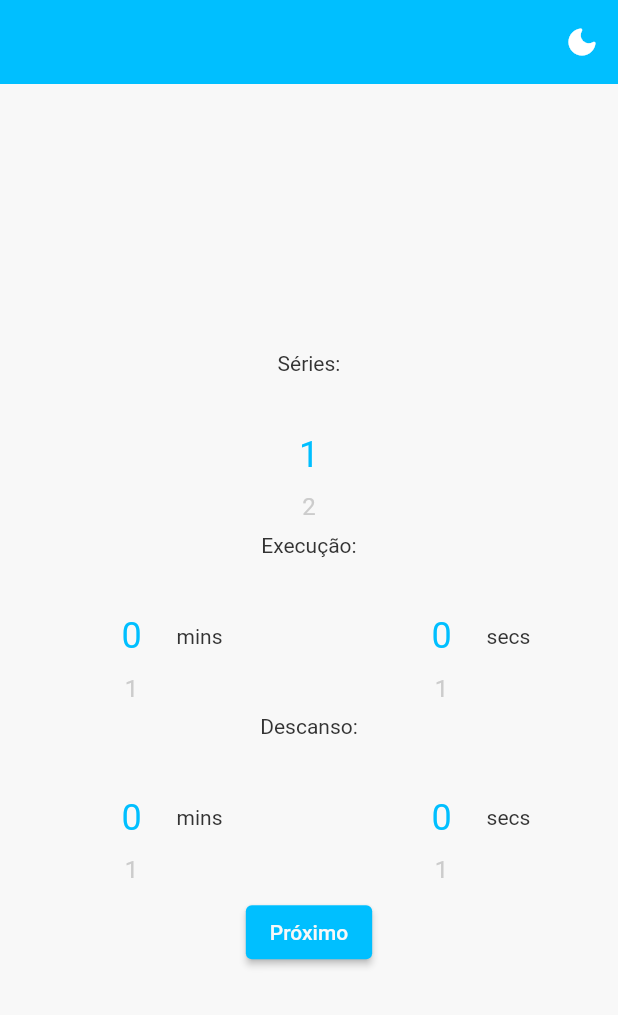
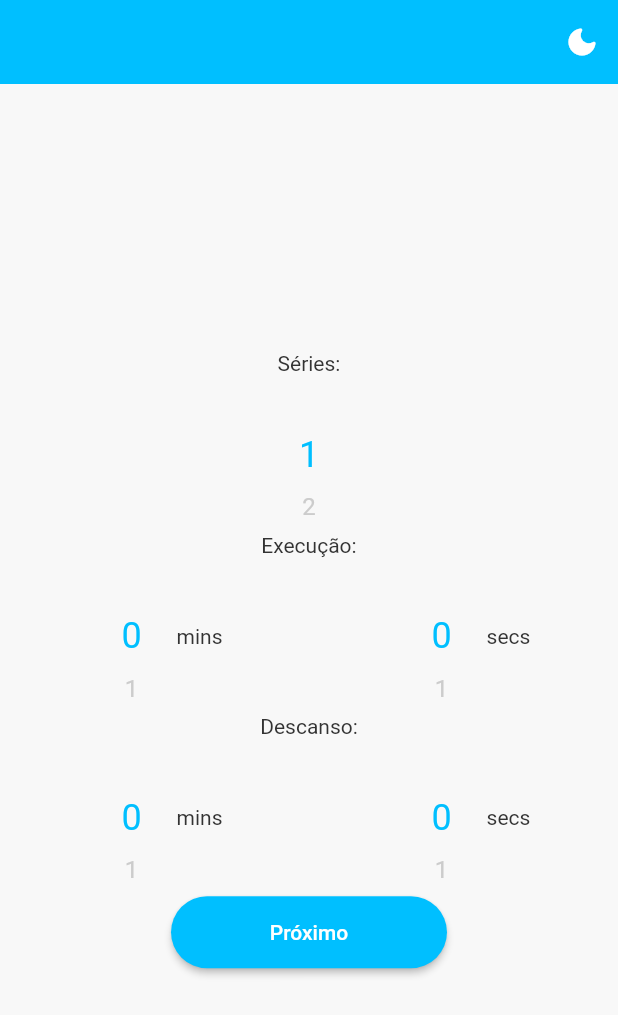
Before and after one commit to CiroDom/training_timer, a Flutter app: the screen it shows after launch, on a phone screen of 412 x 824 dp. Shown: the top 1015 px of the screen. Run offline on Flutter 3.47's test engine with Material 2 defaults, Android fonts, the phone set to English and light mode, and no system bars; drawn by our look-alikes of numberpicker; our stand-ins replace audioplayers; Roboto replaces fonts that are missing (Nunito).

Commit message:
atualização do estilo dos botões

```diff
--- /dev/null
+++ b/lib/ui/components/next_step_button.dart
@@ -0,0 +1,19 @@
+import 'package:flutter/material.dart';
+
+class NextStepButton extends StatelessWidget {
+  const NextStepButton({super.key, required this.text, required this.onPressed});
+
+  final String text;
+  final VoidCallback? onPressed;
+
+  @override
+  Widget build(BuildContext context) {
+    return SizedBox(
+      width: 184.0,
+      height: 48.0,
+      child: ElevatedButton(
+          onPressed: onPressed,
+          child: Text(text)),
+    );
+  }
+}
--- a/lib/ui/res/our_colors.dart
+++ b/lib/ui/res/our_colors.dart
@@ -3,14 +3,14 @@ import 'package:flutter/material.dart';
 class OurColors {
   static const backgroundL = Color(0xffF8F8F8);
   static const secondBackgroundL = Color(0xffCCCCCC);
-  static const pickerL = Color(0xff00BFFF);
+  static const pickerAndButtonsL = Color(0xff00BFFF);
   static const textsL = Color(0xff333333);
   static const continueingActionL = Color(0xff00FF00);
   static const stoppingActionL = Color(0xffFF0000);
 
   static const backgroundD = Color(0xff333333);
   static const secondBackgroundD = Color(0xff1E1E1E);
-  static const pickerD = Color(0xff0277BD);
+  static const pickerAndButtonsD = Color(0xff0277BD);
   static const textsD = Color(0xffF8F8F8);
   static const continueingActionD = Color(0xff008000);
   static const stoppingActionD = Color(0xffB22222);
--- a/lib/ui/res/our_styles.dart
+++ b/lib/ui/res/our_styles.dart
@@ -9,7 +9,9 @@ class OurStyles {
     fontFamily: _fontFamily,
   );
   static const pickerMainLight = TextStyle(
-      color: OurColors.pickerL, fontWeight: FontWeight.w400, fontSize: 24);
+      color: OurColors.pickerAndButtonsL,
+      fontWeight: FontWeight.w400,
+      fontSize: 24);
   static const pickerSmallLight = TextStyle(
       color: OurColors.secondBackgroundL,
       fontWeight: FontWeight.w400,
@@ -21,7 +23,9 @@ class OurStyles {
     fontFamily: _fontFamily,
   );
   static const pickerMainDark = TextStyle(
-      color: OurColors.pickerD, fontWeight: FontWeight.w400, fontSize: 24);
+      color: OurColors.pickerAndButtonsD,
+      fontWeight: FontWeight.w400,
+      fontSize: 24);
   static const pickerSmallDark = TextStyle(
       color: OurColors.secondBackgroundD,
       fontWeight: FontWeight.w400,
--- a/lib/ui/res/our_themes.dart
+++ b/lib/ui/res/our_themes.dart
@@ -5,17 +5,18 @@ class OurThemes {
   static final light = ThemeData(
       brightness: Brightness.light,
       scaffoldBackgroundColor: OurColors.backgroundL,
-      appBarTheme: const AppBarTheme(backgroundColor: OurColors.pickerL),
+      appBarTheme: const AppBarTheme(backgroundColor: OurColors.pickerAndButtonsL),
       textTheme: const TextTheme(
           bodyMedium: TextStyle(
         color: OurColors.textsL,
       )),
       elevatedButtonTheme: ElevatedButtonThemeData(
-          style: ButtonStyle(
-              backgroundColor:
-                  MaterialStateColor.resolveWith((states) => OurColors.pickerL),
-              foregroundColor: MaterialStateColor.resolveWith(
-                  (states) => OurColors.backgroundL))));
+        style: ElevatedButton.styleFrom(
+          shape: RoundedRectangleBorder(borderRadius: BorderRadius.circular(50)),
+          backgroundColor: OurColors.pickerAndButtonsL
+        )
+      )
+  );
 
   static final dark = ThemeData(
       brightness: Brightness.dark,
@@ -24,13 +25,14 @@ class OurThemes {
           const AppBarTheme(backgroundColor: OurColors.secondBackgroundD),
       textTheme: const TextTheme(
         bodyLarge: TextStyle(
-          color: OurColors.pickerD,
+          color: OurColors.pickerAndButtonsD,
         ),
       ),
       elevatedButtonTheme: ElevatedButtonThemeData(
-          style: ButtonStyle(
-              backgroundColor:
-                  MaterialStateColor.resolveWith((states) => OurColors.pickerD),
-              foregroundColor: MaterialStateColor.resolveWith(
-                  (states) => OurColors.textsD))));
+        style: ElevatedButton.styleFrom(
+          shape: RoundedRectangleBorder(borderRadius: BorderRadius.circular(50)),
+          backgroundColor: OurColors.pickerAndButtonsD
+        )
+      )
+  );
 }
--- a/lib/ui/views/initial_view.dart
+++ b/lib/ui/views/initial_view.dart
@@ -2,6 +2,7 @@ import 'package:flutter/material.dart';
 import 'package:provider/provider.dart';
 import 'package:training_timer/core/classes/enum/time_train_picker_infos.dart';
 import 'package:training_timer/core/view_models/vm_initial_view.dart';
+import 'package:training_timer/ui/components/next_step_button.dart';
 import 'package:training_timer/ui/components/our_serie_picker.dart';
 import 'package:training_timer/ui/components/our_timer_pickers.dart';
 import '../provider_models/theme_model.dart';
@@ -43,9 +44,9 @@ class InitialView extends StatelessWidget {
                     timeTrainPickerInfos: TimeTrainPickerInfos.values,
                     getSetterList: viewModel.getSetterList(),
                     getGetterList: viewModel.getGetterList()),
-                ElevatedButton(
-                    onPressed: () => viewModel.goToTimerView(context),
-                    child: const Text('Próximo')),
+                NextStepButton(
+                  text: 'Próximo',
+                  onPressed: () => viewModel.goToTimerView(context)),
               ],
             ),
           );
```
Also changed, not shown: lib/core/view_models/vm_timer_view.dart (+8 -6 lines), lib/ui/views/timer_view.dart (+7 -4 lines).
